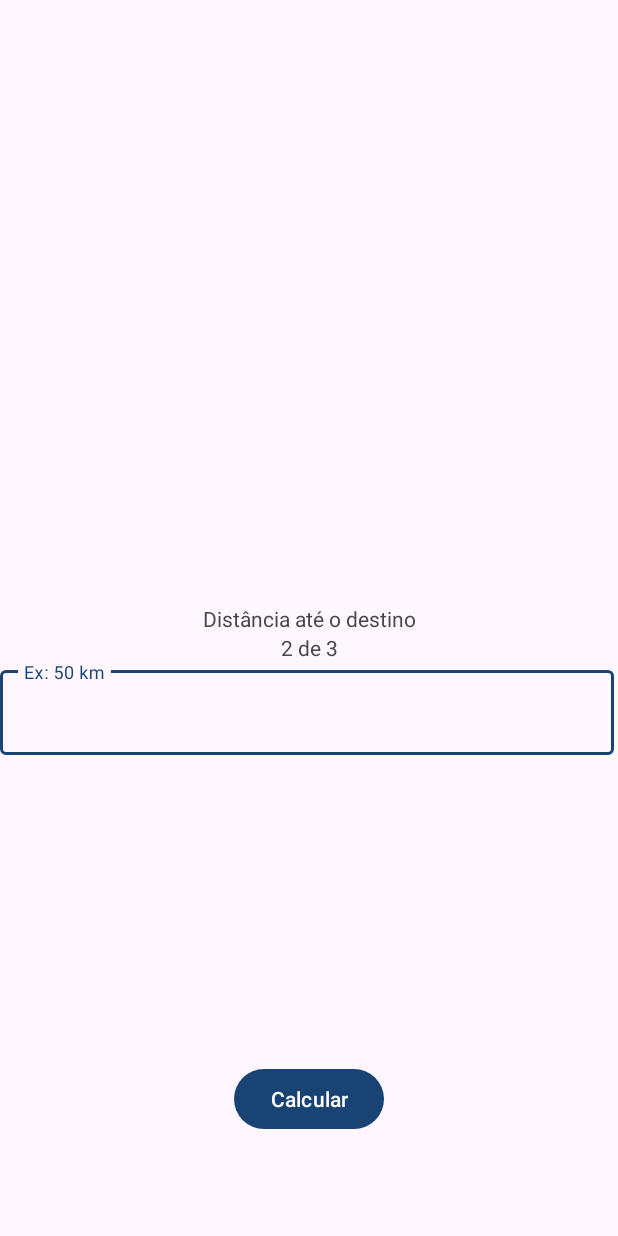
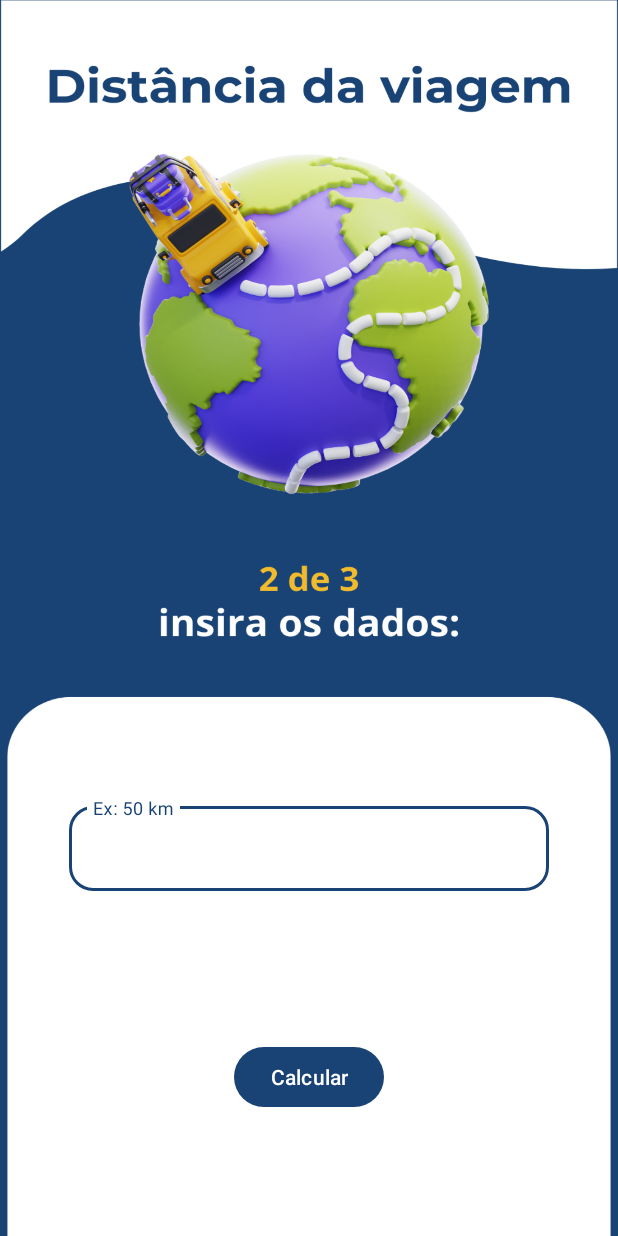
Before and after one commit to t3t30/Fuel-calculator, an Android app: the distanciaActivity screen opened directly, with no data from a screen before it, on a phone screen of 412 x 824 dp. Run offline under Robolectric (Android 15) with nearby library versions, the phone set to English and light mode, and no system bars.

Commit message:
Page 2 ready

```diff
--- a/app/src/main/res/layout/activity_distancia.xml
+++ b/app/src/main/res/layout/activity_distancia.xml
@@ -5,51 +5,62 @@
     android:id="@+id/main"
     android:layout_width="match_parent"
     android:layout_height="match_parent"
+    android:background="@drawable/distanciabg"
     tools:context=".distanciaActivity">
 
     <Button
         android:id="@+id/btndistancia"
         android:layout_width="wrap_content"
         android:layout_height="wrap_content"
+        android:layout_marginBottom="80dp"
         android:text="Calcular"
         app:layout_constraintBottom_toBottomOf="parent"
         app:layout_constraintEnd_toEndOf="parent"
         app:layout_constraintStart_toStartOf="parent"
-        app:layout_constraintTop_toTopOf="parent"
-        app:layout_constraintVertical_bias="0.913" />
-
-    <TextView
-        android:id="@+id/textView7"
-        android:layout_width="wrap_content"
-        android:layout_height="wrap_content"
-        android:text="Distância até o destino"
-        app:layout_constraintBottom_toBottomOf="parent"
-        app:layout_constraintEnd_toEndOf="parent"
-        app:layout_constraintHorizontal_bias="0.5"
-        app:layout_constraintStart_toStartOf="parent"
-        app:layout_constraintTop_toTopOf="parent"
-        app:layout_constraintVertical_bias="0.5" />
-
-    <TextView
-        android:id="@+id/textView8"
-        android:layout_width="wrap_content"
-        android:layout_height="wrap_content"
-        android:text="2 de 3"
-        app:layout_constraintEnd_toEndOf="parent"
-        app:layout_constraintHorizontal_bias="0.5"
-        app:layout_constraintStart_toStartOf="parent"
-        app:layout_constraintTop_toBottomOf="@+id/textView7" />
+        app:layout_constraintTop_toTopOf="@+id/guideline3"
+        app:layout_constraintVertical_bias="0.936" />
 
     <com.google.android.material.textfield.TextInputLayout
-        android:layout_width="409dp"
+        android:id="@+id/textInputLayout"
+        android:layout_width="match_parent"
         android:layout_height="wrap_content"
-        app:layout_constraintTop_toBottomOf="@+id/textView8"
-        tools:layout_editor_absoluteX="1dp">
+        android:layout_marginStart="46dp"
+        android:layout_marginEnd="46dp"
+        app:boxCornerRadiusBottomEnd="16sp"
+        app:boxCornerRadiusBottomStart="16sp"
+        app:boxCornerRadiusTopEnd="16sp"
+        app:boxCornerRadiusTopStart="16sp"
+        app:layout_constraintBottom_toTopOf="@+id/guideline4"
+        app:layout_constraintEnd_toEndOf="parent"
+        app:layout_constraintStart_toStartOf="parent"
+        app:layout_constraintTop_toTopOf="@+id/guideline2">
 
         <com.google.android.material.textfield.TextInputEditText
             android:id="@+id/txtdistancia"
             android:layout_width="match_parent"
             android:layout_height="wrap_content"
-            android:hint="Ex: 50 km" />
+            android:hint="Ex: 50 km"
+            android:inputType="number" />
     </com.google.android.material.textfield.TextInputLayout>
+
+    <androidx.constraintlayout.widget.Guideline
+        android:id="@+id/guideline2"
+        android:layout_width="wrap_content"
+        android:layout_height="wrap_content"
+        android:orientation="horizontal"
+        app:layout_constraintGuide_begin="503dp" />
+
+    <androidx.constraintlayout.widget.Guideline
+        android:id="@+id/guideline3"
+        android:layout_width="wrap_content"
+        android:layout_height="wrap_content"
+        android:orientation="horizontal"
+        app:layout_constraintGuide_begin="668dp" />
+
+    <androidx.constraintlayout.widget.Guideline
+        android:id="@+id/guideline4"
+        android:layout_width="wrap_content"
+        android:layout_height="wrap_content"
+        android:orientation="horizontal"
+        app:layout_constraintGuide_begin="623dp" />
 </androidx.constraintlayout.widget.ConstraintLayout>
```
Also changed, not shown: app/src/main/res/drawable/distanciabg.png (added).
